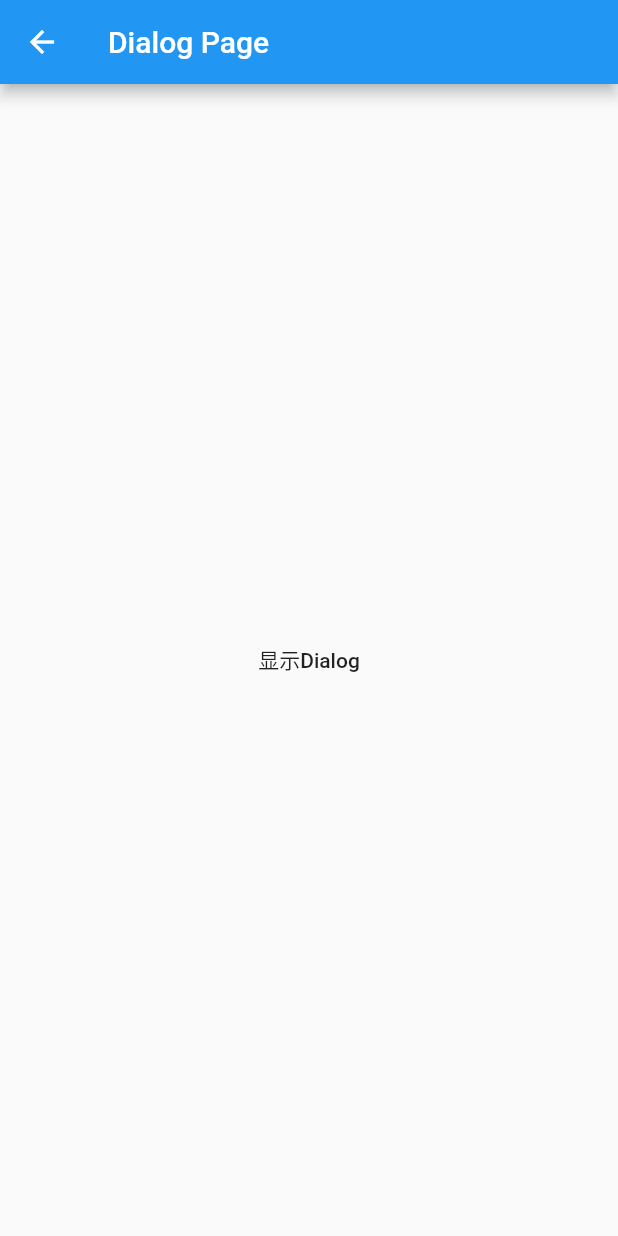
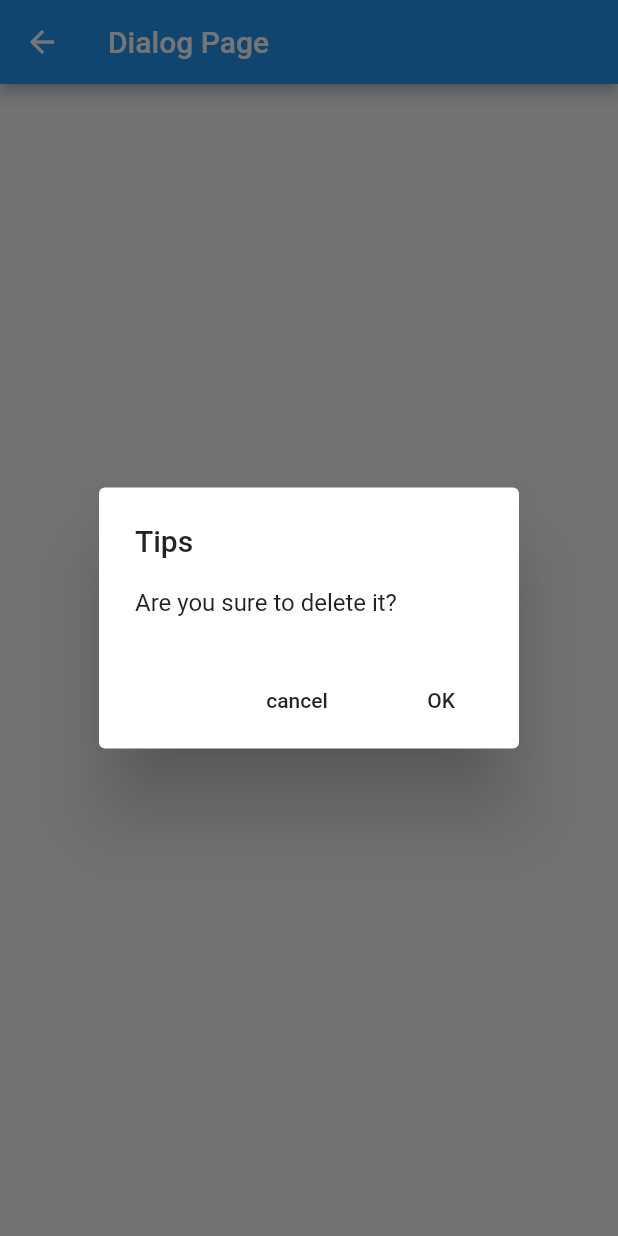
Before and after one commit to gionchat/flutter_ninghao, a Flutter app: the DialogPage screen opened directly, after a tap on "显示Dialog", on a phone screen of 412 x 824 dp. Run offline on Flutter 3.47's test engine with Material 2 defaults, Android fonts, the phone set to English and light mode, and no system bars; our stand-ins replace device_preview, fluttertoast, logger, shared_preferences; missing offline and left inert: dart:ffi; accounts and stored records are empty.

Commit message:
1、DialogPage  Dialog展示 2、ThemePage 主题使用展示

```diff
--- a/lib/main.dart
+++ b/lib/main.dart
@@ -3,6 +3,7 @@ import 'package:flutter/material.dart';
 import 'package:flutter_ninghao/ui/HelloWordPage.dart';
 import 'package:flutter_ninghao/ui/page/ColumnPage.dart';
 import 'package:flutter_ninghao/ui/page/LoggerPage.dart';
+import 'package:flutter_ninghao/ui/page/MainPage.dart';
 import 'package:flutter_ninghao/ui/page/RowPage.dart';
 import 'package:flutter_ninghao/ui/page/StreamPage.dart';
 import 'package:flutter_ninghao/ui/page/TextButtonPage.dart';
@@ -34,7 +35,7 @@ class MyApp extends StatelessWidget {
         // closer together (more dense) than on mobile platforms.
         visualDensity: VisualDensity.adaptivePlatformDensity,
       ),
-      home: StreamPage(),
+      home: MainPage(),
     );
   }
 }
--- a/lib/ui/page/DialogPage.dart
+++ b/lib/ui/page/DialogPage.dart
@@ -7,6 +7,7 @@
  */
 
 import 'package:flutter/material.dart';
+import 'package:flutter_ninghao/utils/Log.dart';
 
 class DialogPage extends StatefulWidget {
   @override
@@ -28,8 +29,32 @@ class _DialogState extends State<DialogPage> {
       body: Center(child: FlatButton(
         child: Text("显示Dialog"),
         onPressed: (){
-
-        },
+          print("显示Dialog");
+          showDialog(
+                context: context,
+                builder: (context) {
+                  return AlertDialog(
+                    title: Text('Tips'),
+                    content: Text('Are you sure to delete it?'),
+                    actions: <Widget>[
+                      FlatButton(
+                        child: Text('cancel'),
+                        onPressed: () {
+                          Navigator.of(context).pop();
+                          print("cancel");
+                        },
+                      ),
+                      FlatButton(
+                        child: Text('OK'),
+                        onPressed: () {
+                          Navigator.of(context).pop();
+                          print("OK");
+                        },
+                      ),
+                    ],
+                  );
+                });
+          },
       ),),
     );
   }
```
Also changed, not shown: lib/ui/page/MainPage.dart (+10 -0 lines), lib/ui/page/ThemePage.dart (added, +82 -0 lines), 1 other file.
